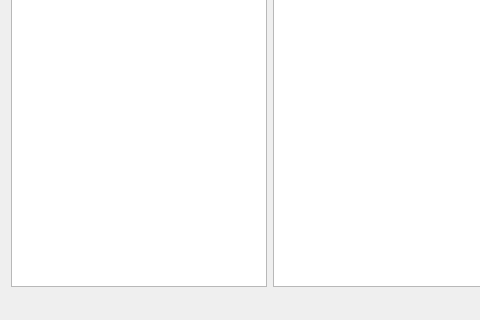
Old version of the form mainwindow.ui in the repository gmenih/rv-ctimage; both pictures show x 0 to 480 and y 280 to 600 of the 810 by 600 pixel window.
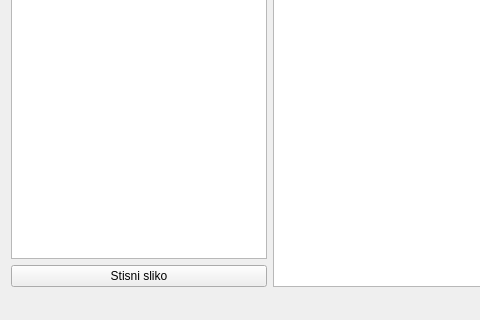
New version of the form.

Commit message: partial compression added

The edit to the form file:
```diff
--- a/mainwindow.ui
+++ b/mainwindow.ui
@@ -34,6 +34,16 @@
         </property>
        </widget>
       </item>
+      <item>
+       <widget class="QPushButton" name="compressPB">
+        <property name="enabled">
+         <bool>true</bool>
+        </property>
+        <property name="text">
+         <string>Stisni sliko</string>
+        </property>
+       </widget>
+      </item>
      </layout>
     </item>
     <item>
```
The commit also changes 2 other files.
